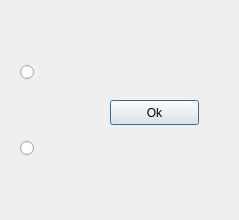
Before: the Qt Designer form Learn_Words_App_0_0_1/changelessonmode.ui in Sautenko-Andrey/learn_words_app, drawn with Qt 5.
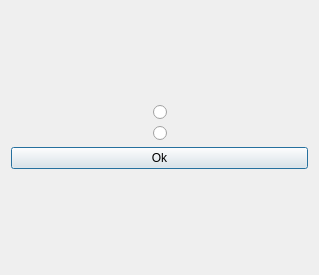
After: the same form once the commit is applied.

```diff
--- a/Learn_Words_App_0_0_1/changelessonmode.ui
+++ b/Learn_Words_App_0_0_1/changelessonmode.ui
@@ -6,43 +6,18 @@
    <rect>
     <x>0</x>
     <y>0</y>
-    <width>239</width>
-    <height>220</height>
+    <width>319</width>
+    <height>275</height>
    </rect>
   </property>
   <property name="windowTitle">
    <string>Change mode</string>
   </property>
-  <widget class="QPushButton" name="okButton">
-   <property name="geometry">
-    <rect>
-     <x>110</x>
-     <y>100</y>
-     <width>89</width>
-     <height>25</height>
-    </rect>
-   </property>
-   <property name="text">
-    <string>Ok</string>
-   </property>
-  </widget>
-  <widget class="QWidget" name="">
-   <property name="geometry">
-    <rect>
-     <x>20</x>
-     <y>30</y>
-     <width>81</width>
-     <height>161</height>
-    </rect>
-   </property>
-   <layout class="QVBoxLayout" name="verticalLayout">
+  <layout class="QVBoxLayout" name="verticalLayout_3">
     <item>
-     <widget class="QRadioButton" name="eng_radioButton">
-      <property name="text">
-       <string/>
-      </property>
-     </widget>
-    </item>
+    <layout class="QVBoxLayout" name="verticalLayout_2">
+     <item>
+      <layout class="QHBoxLayout" name="horizontalLayout">
     <item>
      <spacer name="horizontalSpacer">
       <property name="orientation">
@@ -57,14 +32,48 @@
      </spacer>
     </item>
     <item>
+        <layout class="QVBoxLayout" name="verticalLayout">
+         <item>
      <widget class="QRadioButton" name="swe_radioButton">
       <property name="text">
        <string/>
       </property>
      </widget>
     </item>
-   </layout>
-  </widget>
+         <item>
+          <widget class="QRadioButton" name="eng_radioButton">
+           <property name="text">
+            <string/>
+           </property>
+          </widget>
+         </item>
+        </layout>
+       </item>
+       <item>
+        <spacer name="horizontalSpacer_2">
+         <property name="orientation">
+          <enum>Qt::Horizontal</enum>
+         </property>
+         <property name="sizeHint" stdset="0">
+          <size>
+           <width>40</width>
+           <height>20</height>
+          </size>
+         </property>
+        </spacer>
+       </item>
+      </layout>
+     </item>
+     <item>
+      <widget class="QPushButton" name="okButton">
+       <property name="text">
+        <string>Ok</string>
+       </property>
+      </widget>
+     </item>
+    </layout>
+   </item>
+  </layout>
  </widget>
  <resources/>
  <connections/>
```
Left out of the diff: 2 changed lines with no effect on the pictures. Lines whose indentation alone changed are shown as unchanged.
